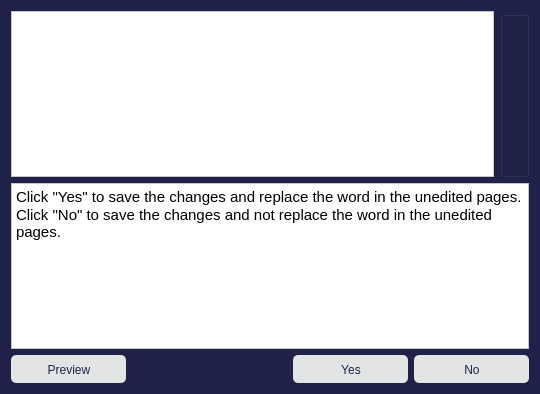
Qt form FrameWorkCode/globalreplacedialog.ui (UDAAN-LEAP/leap-pe-tool) before a commit.
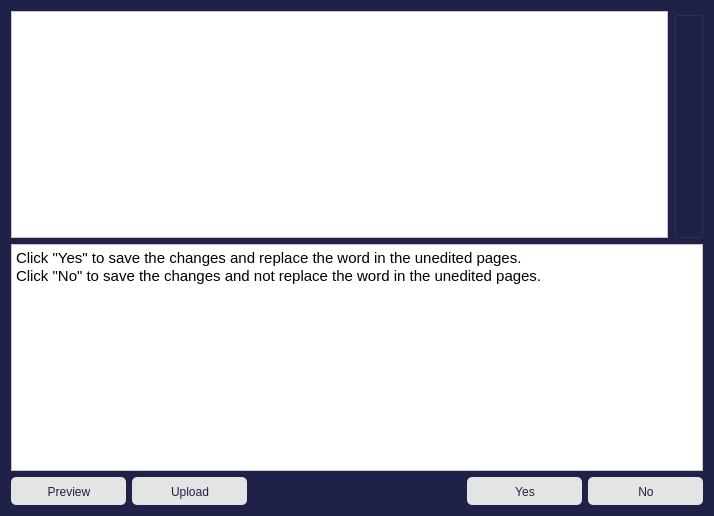
The same form after that commit.

Commit message: Added Upload button and window in global replace window for multiple words

```diff
--- a/FrameWorkCode/globalreplacedialog.ui
+++ b/FrameWorkCode/globalreplacedialog.ui
@@ -6,8 +6,8 @@
    <rect>
     <x>0</x>
     <y>0</y>
-    <width>540</width>
-    <height>394</height>
+    <width>714</width>
+    <height>516</height>
    </rect>
   </property>
   <property name="windowTitle">
@@ -77,6 +77,17 @@
        </property>
       </widget>
      </item>
+     <item>
+      <widget class="QPushButton" name="uploadButton">
+       <property name="styleSheet">
+        <string notr="true">QPushButton{background-color:rgb(227, 228, 228);border:0px; color: rgb(32, 33, 72); height:26.96px; width: 113.5px; padding-top:1px; border-radius:4.8px; padding-left:1.3px; selection-color: rgb(32, 33, 72); selection-background-color: rgb(136, 138, 133);
+} QPushButton:checked{background-color: rgb(136, 138, 133);} QPushButton:pressed {background-color: rgb(136, 138, 133);}</string>
+       </property>
+       <property name="text">
+        <string>Upload</string>
+       </property>
+      </widget>
+     </item>
      <item>
       <spacer name="horizontalSpacer">
        <property name="orientation">
```
The commit also changes 49 other files.
